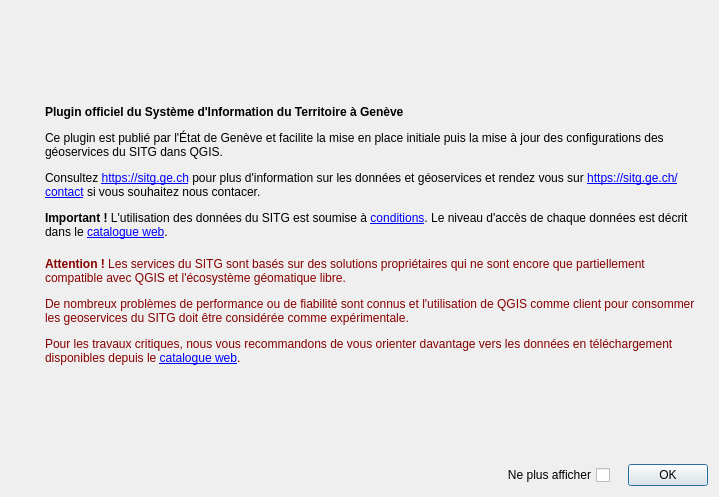
Old version of the form qsitg/qsitg_dialog_base.ui in the repository republique-et-canton-de-geneve/sitg-qgis-plugin.
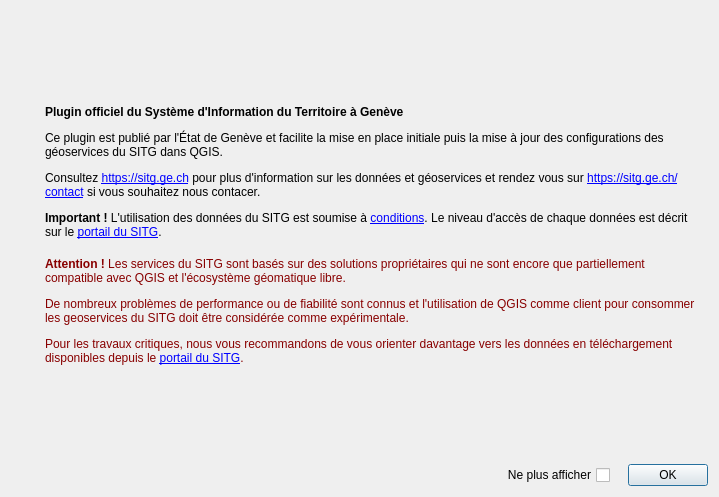
New version of the form. Icons and pictures are not drawn.

Commit message: reword catalogue->portail

```diff
--- a/qsitg/qsitg_dialog_base.ui
+++ b/qsitg/qsitg_dialog_base.ui
@@ -55,7 +55,7 @@
       <item>
        <widget class="QLabel" name="label">
         <property name="text">
-         <string>&lt;html&gt;&lt;head/&gt;&lt;body&gt;&lt;p&gt;&lt;span style=&quot; font-weight:600;&quot;&gt;Plugin officiel du Système d'Information du Territoire à Genève &lt;/span&gt;&lt;/p&gt;&lt;p&gt;Ce plugin est publié par l'État de Genève et facilite la mise en place initiale puis la mise à jour des configurations des géoservices du SITG dans QGIS.&lt;/p&gt;&lt;p&gt;Consultez &lt;a href=&quot;https://sitg.ge.ch&quot;&gt;&lt;span style=&quot; text-decoration: underline; color:#0000ff;&quot;&gt;https://sitg.ge.ch&lt;/span&gt;&lt;/a&gt; pour plus d'information sur les données et géoservices et rendez vous sur &lt;a href=&quot;https://sitg.ge.ch/contact&quot;&gt;&lt;span style=&quot; text-decoration: underline; color:#0000ff;&quot;&gt;https://sitg.ge.ch/contact&lt;/span&gt;&lt;/a&gt; si vous souhaitez nous contacer.&lt;/p&gt;&lt;p&gt;&lt;span style=&quot; font-weight:600;&quot;&gt;Important !&lt;/span&gt; L'utilisation des données du SITG est soumise à &lt;a href=&quot;https://sitg.ge.ch/ressources/conditions-utilisation-donnees&quot;&gt;&lt;span style=&quot; text-decoration: underline; color:#0000ff;&quot;&gt;conditions&lt;/span&gt;&lt;/a&gt;. Le niveau d'accès de chaque données est décrit dans le &lt;a href=&quot;https://sitg.ge.ch&quot;&gt;&lt;span style=&quot; text-decoration: underline; color:#0000ff;&quot;&gt;catalogue web&lt;/span&gt;&lt;/a&gt;.&lt;/p&gt;&lt;/body&gt;&lt;/html&gt;</string>
+         <string>&lt;html&gt;&lt;head/&gt;&lt;body&gt;&lt;p&gt;&lt;span style=&quot; font-weight:600;&quot;&gt;Plugin officiel du Système d'Information du Territoire à Genève &lt;/span&gt;&lt;/p&gt;&lt;p&gt;Ce plugin est publié par l'État de Genève et facilite la mise en place initiale puis la mise à jour des configurations des géoservices du SITG dans QGIS.&lt;/p&gt;&lt;p&gt;Consultez &lt;a href=&quot;https://sitg.ge.ch&quot;&gt;&lt;span style=&quot; text-decoration: underline; color:#0000ff;&quot;&gt;https://sitg.ge.ch&lt;/span&gt;&lt;/a&gt; pour plus d'information sur les données et géoservices et rendez vous sur &lt;a href=&quot;https://sitg.ge.ch/contact&quot;&gt;&lt;span style=&quot; text-decoration: underline; color:#0000ff;&quot;&gt;https://sitg.ge.ch/contact&lt;/span&gt;&lt;/a&gt; si vous souhaitez nous contacer.&lt;/p&gt;&lt;p&gt;&lt;span style=&quot; font-weight:600;&quot;&gt;Important !&lt;/span&gt; L'utilisation des données du SITG est soumise à &lt;a href=&quot;https://sitg.ge.ch/ressources/conditions-utilisation-donnees&quot;&gt;&lt;span style=&quot; text-decoration: underline; color:#0000ff;&quot;&gt;conditions&lt;/span&gt;&lt;/a&gt;. Le niveau d'accès de chaque données est décrit sur le &lt;a href=&quot;https://sitg.ge.ch&quot;&gt;&lt;span style=&quot; text-decoration: underline; color:#0000ff;&quot;&gt;portail du SITG&lt;/span&gt;&lt;/a&gt;.&lt;/p&gt;&lt;/body&gt;&lt;/html&gt;</string>
         </property>
         <property name="textFormat">
          <enum>Qt::RichText</enum>
@@ -71,7 +71,7 @@
       <item>
        <widget class="QLabel" name="label_3">
         <property name="text">
-         <string>&lt;html&gt;&lt;head/&gt;&lt;body&gt;&lt;p&gt;&lt;span style=&quot; font-weight:600; color:#880000;&quot;&gt;Attention ! &lt;/span&gt;&lt;span style=&quot; color:#880000;&quot;&gt;Les services du SITG sont basés sur des solutions propriétaires qui ne sont encore que partiellement compatible avec QGIS et l'écosystème géomatique libre.&lt;/span&gt;&lt;/p&gt;&lt;p&gt;&lt;span style=&quot; color:#880000;&quot;&gt;De nombreux problèmes de performance ou de fiabilité sont connus et l'utilisation de QGIS comme client pour consommer les geoservices du SITG doit être considérée comme expérimentale.&lt;/span&gt;&lt;/p&gt;&lt;p&gt;&lt;span style=&quot; color:#880000;&quot;&gt;Pour les travaux critiques, nous vous recommandons de vous orienter davantage vers les données en téléchargement disponibles depuis le &lt;/span&gt;&lt;a href=&quot;https://sitg.ge.ch/search?category=data&quot;&gt;&lt;span style=&quot; text-decoration: underline; color:#0000ff;&quot;&gt;catalogue web&lt;/span&gt;&lt;/a&gt;&lt;span style=&quot; color:#880000;&quot;&gt;.&lt;/span&gt;&lt;/p&gt;&lt;/body&gt;&lt;/html&gt;</string>
+         <string>&lt;html&gt;&lt;head/&gt;&lt;body&gt;&lt;p&gt;&lt;span style=&quot; font-weight:600; color:#880000;&quot;&gt;Attention ! &lt;/span&gt;&lt;span style=&quot; color:#880000;&quot;&gt;Les services du SITG sont basés sur des solutions propriétaires qui ne sont encore que partiellement compatible avec QGIS et l'écosystème géomatique libre.&lt;/span&gt;&lt;/p&gt;&lt;p&gt;&lt;span style=&quot; color:#880000;&quot;&gt;De nombreux problèmes de performance ou de fiabilité sont connus et l'utilisation de QGIS comme client pour consommer les geoservices du SITG doit être considérée comme expérimentale.&lt;/span&gt;&lt;/p&gt;&lt;p&gt;&lt;span style=&quot; color:#880000;&quot;&gt;Pour les travaux critiques, nous vous recommandons de vous orienter davantage vers les données en téléchargement disponibles depuis le &lt;/span&gt;&lt;a href=&quot;https://sitg.ge.ch/search?category=data&quot;&gt;&lt;span style=&quot; text-decoration: underline; color:#0000ff;&quot;&gt;portail du SITG&lt;/span&gt;&lt;/a&gt;&lt;span style=&quot; color:#880000;&quot;&gt;.&lt;/span&gt;&lt;/p&gt;&lt;/body&gt;&lt;/html&gt;</string>
         </property>
         <property name="wordWrap">
          <bool>true</bool>
```
The commit also changes 2 other files.
